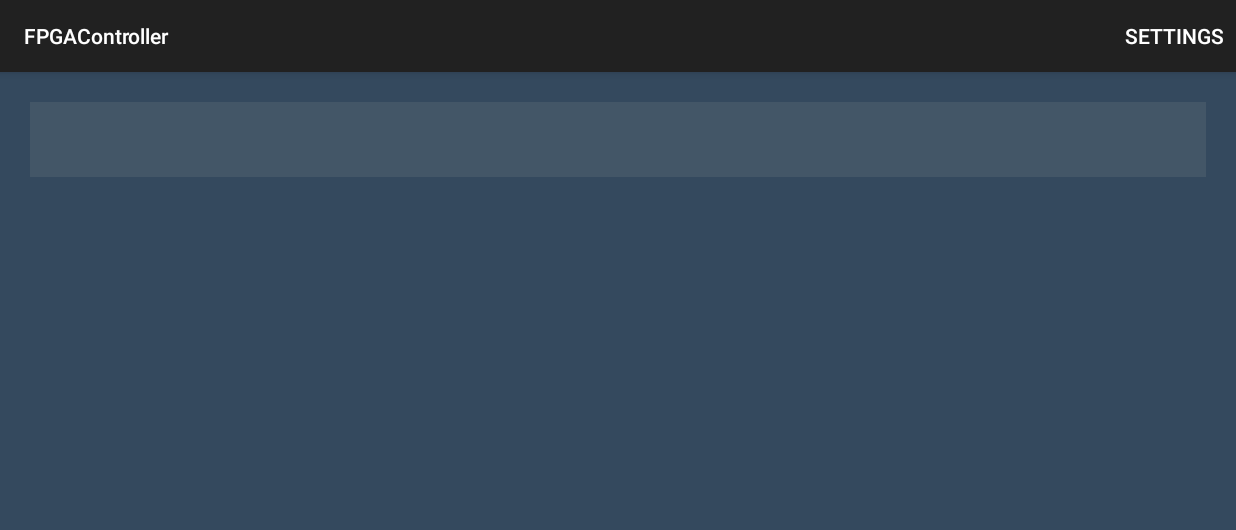
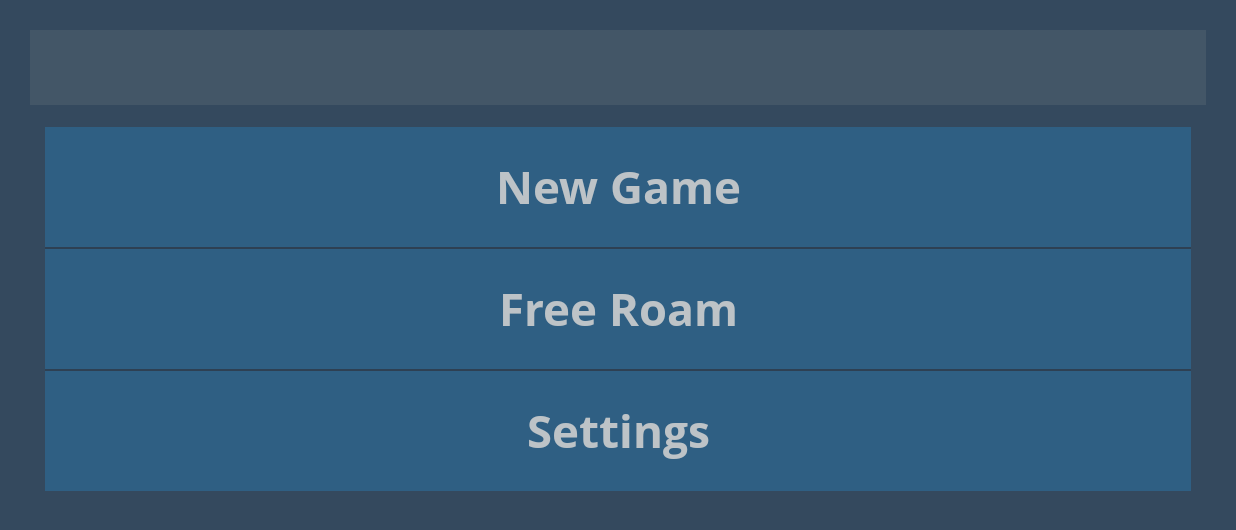
Before and after one commit to dkim89/FPGAController, an Android app: the screen it shows after launch (MainActivity), on a phone screen of 824 x 412 dp (held sideways). Shown: the top 530 px of the screen. Run offline under Robolectric (Android 15) with nearby library versions, the phone set to English and light mode, and no system bars; 1 statement that could not run was skipped.

Commit message:
First menu component done

```diff
--- /dev/null
+++ b/app/src/main/java/spring15/ec551/fpgacontroller/CustomTextView.java
@@ -0,0 +1,41 @@
+package spring15.ec551.fpgacontroller;
+
+import android.content.Context;
+import android.graphics.Canvas;
+import android.graphics.Typeface;
+import android.util.AttributeSet;
+import android.widget.TextView;
+
+/**
+ * Created by davidkim on 3/25/15.
+ */
+public class CustomTextView extends TextView{
+
+    private static Typeface mTypeface;
+
+    public CustomTextView(Context context) {
+        super(context);
+        mTypeface = Typeface.createFromAsset(context.getAssets(), "opensans_bold.ttf");
+        this.setTypeface(mTypeface);
+        this.setTextColor(getResources().getColor(R.color.custom_text_color));
+    }
+
+    public CustomTextView(Context context, AttributeSet attrs, int defStyleAttr) {
+        super(context, attrs, defStyleAttr);
+        mTypeface = Typeface.createFromAsset(context.getAssets(), "opensans_bold.ttf");
+        this.setTypeface(mTypeface);
+        this.setTextColor(getResources().getColor(R.color.custom_text_color));
+    }
+
+    public CustomTextView(Context context, AttributeSet attrs) {
+        super(context, attrs);
+        mTypeface = Typeface.createFromAsset(context.getAssets(), "opensans_bold.ttf");
+        this.setTypeface(mTypeface);
+        this.setTextColor(getResources().getColor(R.color.custom_text_color));
+    }
+
+    @Override
+    protected void onDraw(Canvas canvas) {
+        super.onDraw(canvas);
+    }
+}
--- a/app/src/main/java/spring15/ec551/fpgacontroller/MainActivity.java
+++ b/app/src/main/java/spring15/ec551/fpgacontroller/MainActivity.java
@@ -1,5 +1,8 @@
 package spring15.ec551.fpgacontroller;
 
+import android.app.FragmentTransaction;
+import android.graphics.Color;
+import android.graphics.drawable.ColorDrawable;
 import android.support.v7.app.ActionBarActivity;
 import android.os.Bundle;
 import android.view.Menu;
@@ -8,20 +11,36 @@ import android.view.MenuItem;
 import com.bda.controller.Controller;
 
 
-public class MainActivity extends ActionBarActivity {
+public class MainActivity extends ActionBarActivity implements MenuInterfaceListener{
 
     // Controller object
     Controller mController = null;
 
+    private final String MENU_FRAGMENT = "Menu Fragment";
+
     @Override
     protected void onCreate(Bundle savedInstanceState) {
         super.onCreate(savedInstanceState);
+        getSupportActionBar().setBackgroundDrawable(new ColorDrawable(Color.parseColor("#00FFFFFF")));
+        getSupportActionBar().hide();
         setContentView(R.layout.activity_main);
-
         mController = Controller.getInstance(this);
         mController.init();
+
+        if (savedInstanceState == null) {
+            initializeMenuFragment();
+        }
+        // TODO: Initialize Controller Status
     }
 
+    private void initializeMenuFragment() {
+        MenuFragment menuFragment = MenuFragment.newInstance();
+        FragmentTransaction transaction = getFragmentManager().beginTransaction();
+        transaction.replace(R.id.fragment_container, menuFragment, MENU_FRAGMENT);
+        transaction.addToBackStack(MENU_FRAGMENT);
+        transaction.commit();
+
+    }
 
     @Override
     public boolean onCreateOptionsMenu(Menu menu) {
--- /dev/null
+++ b/app/src/main/java/spring15/ec551/fpgacontroller/MenuAdapter.java
@@ -0,0 +1,91 @@
+package spring15.ec551.fpgacontroller;
+
+import android.content.Context;
+import android.view.LayoutInflater;
+import android.view.View;
+import android.view.ViewGroup;
+import android.widget.ArrayAdapter;
+import android.widget.TextView;
+
+import java.util.ArrayList;
+import java.util.List;
+
+/**
+ * Created by davidkim on 3/25/15.
+ */
+public class MenuAdapter extends ArrayAdapter<String> {
+
+    ArrayList<String> mList;
+    Context mContext;
+    LayoutInflater mLayoutInflator;
+
+    /** To prevent any attempts to load a null user list,
+     *  the constructor will check the list and only assign if it
+     *  isn't null. */
+    public MenuAdapter(Context context, ArrayList<String> list) {
+        super(context, 0);
+        mList = new ArrayList<>();
+        mContext = context;
+        mLayoutInflator = (LayoutInflater) mContext
+                .getSystemService(Context.LAYOUT_INFLATER_SERVICE);
+        if (list != null) {
+            mList = list;
+        }
+    }
+
+    @Override
+    public long getItemId(int position) {
+        return position;
+    }
+
+    @Override
+    public String getItem(int position) {
+        return mList.get(position);
+    }
+
+    @Override
+    public int getCount() {
+        return mList.size();
+    }
+
+    /** Called upon a sucessful server response.  This will
+     *  assign the new values to the fragment list, then invoke a refresh
+     *  call.
+     */
+    public void updateList(ArrayList<String> users) {
+        mList = users;
+        notifyDataSetChanged();
+    }
+
+
+    @Override
+    public View getView(int position, View convertView, ViewGroup parent) {
+        ViewHolder viewHolder;
+        // If no existing view being reused inflate the view, otherwise retrieve
+        // the cached viewHolder
+        if (convertView == null) {
+            convertView = mLayoutInflator.inflate(R.layout.layout_custom_listview_item, parent, false);
+            viewHolder = new ViewHolder();
+            viewHolder.customTextView = (CustomTextView) convertView.findViewById(R.id.custom_text_view);
+            convertView.setTag(viewHolder);
+        } else {
+            viewHolder = (ViewHolder) convertView.getTag();
+        }
+
+        String menuItem = mList.get(position);
+
+        if (menuItem != null) {
+            viewHolder.customTextView.setText(menuItem);
+        }
+
+        return convertView;
+    }
+
+    /** Using ViewHolder improves performance by caching the data for
+     *  faster loads */
+    private static class ViewHolder {
+        CustomTextView customTextView;
+    }
+
+
+}
--- a/app/src/main/java/spring15/ec551/fpgacontroller/MenuFragment.java
+++ b/app/src/main/java/spring15/ec551/fpgacontroller/MenuFragment.java
@@ -1,48 +1,35 @@
 package spring15.ec551.fpgacontroller;
-
 import android.app.Activity;
 import android.app.Fragment;
+import android.content.Context;
 import android.os.Bundle;
 import android.view.LayoutInflater;
 import android.view.View;
 import android.view.ViewGroup;
-import android.widget.ListAdapter;
+import android.widget.AdapterView;
 import android.widget.ListView;
-import android.widget.TextView;
 
-import java.util.List;
+import java.util.ArrayList;
 
 /** TODO
  */
-public class MenuFragment extends Fragment{
+public class MenuFragment extends Fragment implements AdapterView.OnItemClickListener{
 
     ListView mListView;
-    ListAdapter mListAdapter;
-    List<TextView> mList;
+    MenuAdapter mListAdapter;
+    ArrayList<String> mList;
 
-    private static final String MAIN_MENU = "main_menu";
-    private static final String SETTINGS_MENU = "settings_menu";
-    private static final String NEW_GAME = "new_game";
+    Context mContext;
 
-    TextView mNewGame, mFreeRoam, mSettings, mBack, mConnectVehicle, mConnectController;
+    private static final String NEW_GAME = "New Game";
+    private static final String FREE_ROAM = "Free Roam";
+    private static final String SETTINGS = "Settings";
 
-    // TODO: Rename parameter arguments, choose names that match
-    // the fragment initialization parameters, e.g. ARG_ITEM_NUMBER
-    private static final String ARG_PARAM1 = "param1";
-    private static final String ARG_PARAM2 = "param2";
+    private MenuInterfaceListener mListener;
 
-    // TODO: Rename and change types of parameters
-    private String mParam1;
-    private String mParam2;
-
-    private OnFragmentInteractionListener mListener;
-
-    // TODO: Rename and change types of parameters
-    public static MenuFragment newInstance(String param1, String param2) {
+    public static MenuFragment newInstance() {
         MenuFragment fragment = new MenuFragment();
         Bundle args = new Bundle();
-        args.putString(ARG_PARAM1, param1);
-        args.putString(ARG_PARAM2, param2);
         fragment.setArguments(args);
         return fragment;
     }
@@ -57,29 +44,35 @@ public class MenuFragment extends Fragment{
     @Override
     public void onCreate(Bundle savedInstanceState) {
         super.onCreate(savedInstanceState);
-
-        if (getArguments() != null) {
-            mParam1 = getArguments().getString(ARG_PARAM1);
-            mParam2 = getArguments().getString(ARG_PARAM2);
-        }
-
-        // TODO: Change Adapter to display your content
-//        setListAdapter(new ArrayAdapter<TextView>(getActivity(),
-//                android.R.layout.simple_list_item_1, android.R.id.text1, DummyContent.ITEMS));
+        initializeMainMenu();
     }
 
     @Override
     public View onCreateView(LayoutInflater inflater, ViewGroup container, Bundle savedInstanceState) {
-        return super.onCreateView(inflater, container, savedInstanceState);
+        View view = inflater.inflate(R.layout.fragment_menu, container, false);
+        mListView = (ListView) view.findViewById(R.id.menu_list);
+        mListAdapter = new MenuAdapter(mContext, mList);
+        mListView.setAdapter(mListAdapter);
+        mListView.setOnItemClickListener(this);
 
+        return view;
     }
 
+    /** Initializes Main Menu */
+    private void initializeMainMenu() {
+        mList = new ArrayList<>();
+        mList.add(NEW_GAME);
+        mList.add(FREE_ROAM);
+        mList.add(SETTINGS);
+    }
 
     @Override
     public void onAttach(Activity activity) {
         super.onAttach(activity);
+        mContext = activity;
+
         try {
-            mListener = (OnFragmentInteractionListener) activity;
+            mListener = (MenuInterfaceListener) mContext;
         } catch (ClassCastException e) {
             throw new ClassCastException(activity.toString()
                     + " must implement OnFragmentInteractionListener");
@@ -92,19 +85,26 @@ public class MenuFragment extends Fragment{
         mListener = null;
     }
 
-    /**
-     * This interface must be implemented by activities that contain this
-     * fragment to allow an interaction in this fragment to be communicated
-     * to the activity and potentially other fragments contained in that
-     * activity.
-     * <p/>
-     * See the Android Training lesson <a href=
-     * "http://developer.android.com/training/basics/fragments/communicating.html"
-     * >Communicating with Other Fragments</a> for more information.
-     */
-    public interface OnFragmentInteractionListener {
-        // TODO: Update argument type and name
-        public void onFragmentInteraction(String id);
+    @Override
+    public void onSaveInstanceState(Bundle outState) {
+        super.onSaveInstanceState(outState);
     }
 
+    @Override
+    public void onItemClick(AdapterView<?> parent, View view, int position, long id) {
+//        String menuString = (() (mListAdapter.getItem(position))).getText().toString();
+//        switch (menuString) {
+//            case NEW_GAME:
+//                // TODO
+//                break;
+//            case FREE_ROAM:
+//                // TODO
+//                break;
+//            case SETTINGS:
+//                // TODO
+//                break;
+//            default:
+//                // TODO
+//        }
+    }
 }
--- /dev/null
+++ b/app/src/main/java/spring15/ec551/fpgacontroller/MenuInterfaceListener.java
@@ -0,0 +1,7 @@
+package spring15.ec551.fpgacontroller;
+
+/**
+ * Created by davidkim on 3/25/15.
+ */
+public interface MenuInterfaceListener {
+}
--- a/app/src/main/res/layout/fragment_menu.xml
+++ b/app/src/main/res/layout/fragment_menu.xml
@@ -1,14 +1,17 @@
 <?xml version="1.0" encoding="utf-8"?>
-<LinearLayout xmlns:android="http://schemas.android.com/apk/res/android"
-    android:orientation="vertical"
+<RelativeLayout xmlns:android="http://schemas.android.com/apk/res/android"
     android:layout_width="match_parent"
-    android:layout_height="match_parent"
-    android:padding="@dimen/menu_list_padding">
+    android:layout_height="match_parent">
 
     <ListView
+        android:paddingLeft="@dimen/menu_padding"
+        android:paddingRight="@dimen/menu_padding"
+        android:layout_centerVertical="true"
         android:id="@+id/menu_list"
         android:layout_width="match_parent"
-        android:layout_height="match_parent">
+        android:layout_height="wrap_content">
     </ListView>
 
-</LinearLayout>
+
+
+</RelativeLayout>
--- /dev/null
+++ b/app/src/main/res/layout/layout_custom_listview_item.xml
@@ -0,0 +1,15 @@
+<?xml version="1.0" encoding="utf-8"?>
+<LinearLayout xmlns:android="http://schemas.android.com/apk/res/android"
+    android:orientation="vertical"
+    android:layout_width="match_parent"
+    android:layout_height="@dimen/menu_list_item_height"
+    android:background="@color/menu_item_background">
+
+    <spring15.ec551.fpgacontroller.CustomTextView
+        android:id="@+id/custom_text_view"
+        android:layout_width="match_parent"
+        android:layout_height="match_parent"
+        android:textSize="@dimen/menu_text_size"
+        android:gravity="center"/>
+
+</LinearLayout>
--- a/app/src/main/res/values/colors.xml
+++ b/app/src/main/res/values/colors.xml
@@ -3,4 +3,8 @@
     <color name="activity_background">#2C3E50</color>
     <color name="fragment_background">#34495E</color>
     <color name="hud_background">#337F8C8D</color>
+    <color name="menu_item_background">#662980B9</color>
+    <color name="custom_text_color">#BDC3C7</color>
+
+    <color name="transparent">#00FFFFFF</color>
 </resources>
--- a/app/src/main/res/values/dimens.xml
+++ b/app/src/main/res/values/dimens.xml
@@ -6,6 +6,8 @@
     <dimen name="hud_margin_dimen">20dp</dimen>
     <dimen name="hud_height">50dp</dimen>
 
-    <dimen name="menu_list_padding">20dp</dimen>
-    <dimen name="menu_list_item_height">40dp</dimen>
+    <dimen name="menu_padding">30dp</dimen>
+    <dimen name="menu_margin_top">100dp</dimen>
+    <dimen name="menu_list_item_height">80dp</dimen>
+    <dimen name="menu_text_size">30sp</dimen>
 </resources>
```
Also changed, not shown: app/src/main/assets/opensans_bold.ttf (added).
